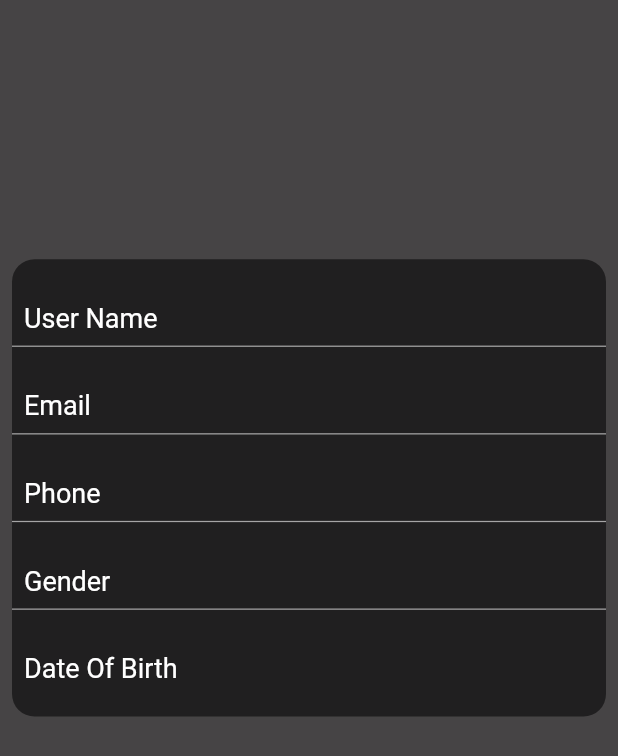
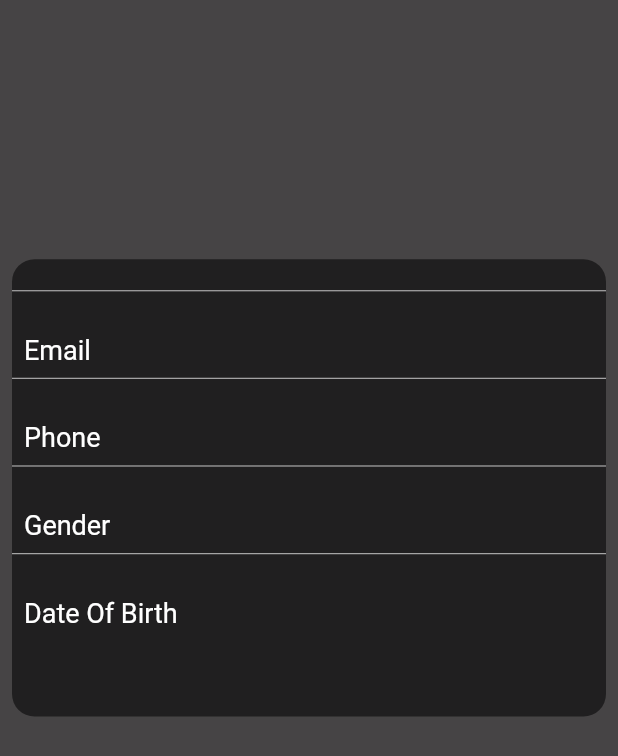
Before and after one commit to fenil07/flutter, a Flutter app: the Home screen opened by its route, in the side drawer, after a tap on "Profile", on a phone screen of 412 x 824 dp. Shown: the top 756 px of the screen. Run offline on Flutter 3.47's test engine with Material 2 defaults, Android fonts, the light colour scheme and no system bars; our stand-ins replace cloud_firestore, firebase_auth, firebase_core; accounts and stored records are empty.

Commit message:
almost done

```diff
--- a/lib/home.dart
+++ b/lib/home.dart
@@ -13,9 +13,9 @@ class Home extends StatefulWidget {
 class _HomeState extends State<Home> {
   @override
   List<Map> pizza = [{'img':'assets/food/pizza/pizza.png','name':'Capricciosa Pizza','Price':140},
-    {'img':'assets/food/pizza/p2.png','name':'Margherita Pizza','Price':150},
+    {'img':'assets/food/pizza/p2.png','name':'vegetable Pizza','Price':150},
     {'img':'assets/food/pizza/p1.png','name':'Grazianos Pizza','Price':200},
-    {'img':'assets/food/pizza/p4.png','name':'loaded cheese Pizza','Price':250},
+    {'img':'assets/food/pizza/p4.png','name':'cheese loaded Pizza','Price':250},
     {'img':'assets/food/pizza/p5.png','name':'Classic Pizza','Price':200},
     {'img':'assets/food/pizza/p6.jpeg','name':'Hawaiian Pizza','Price':300},
     {'img':'assets/food/pizza/p9.png','name':'Pepperoni Pizza','Price':250},];
@@ -61,7 +61,6 @@ class _HomeState extends State<Home> {
     super.initState();
     grid = gridview(lst: pizza);
   }
-
   Widget build(BuildContext context) {
     return SafeArea(
       child: Scaffold(
--- a/lib/main.dart
+++ b/lib/main.dart
@@ -11,9 +11,8 @@ void main() async{
   await Firebase.initializeApp();
   runApp(MaterialApp(
     debugShowCheckedModeBanner: false,
-    initialRoute: 'SplashScreen',
+    initialRoute: 'login',
     routes: {
-      'SplashScreen':(context) => SplashScreen(),
      'login':(context) => Login(),
      'register':(context) => Register(),
      'home':(context) => Home(),
--- a/lib/profile.dart
+++ b/lib/profile.dart
@@ -1,10 +1,16 @@
+import 'package:cloud_firestore/cloud_firestore.dart';
+import 'package:firebase_auth/firebase_auth.dart';
 import 'package:flutter/material.dart';
+import 'package:log_demo/UserModel.dart';
 import 'package:log_demo/textStyle.dart';
 
-class profile extends StatelessWidget {
+class profile extends StatefulWidget {
   const profile({Key? key}) : super(key: key);
-
   @override
+  State<profile> createState() => _profileState();
+}
+class _profileState extends State<profile> {
+    @override
   Widget build(BuildContext context) {
     return Scaffold(
       backgroundColor: Color(0xFF464445),
@@ -25,19 +31,6 @@ class profile extends StatelessWidget {
                       child: Column(
                         children: [
                           SizedBox(height: MediaQuery.of(context).size.width * 0.05,),
-                          Row(
-                            mainAxisAlignment: MainAxisAlignment.spaceBetween,
-                            children: [
-                              Padding(
-                                padding: const EdgeInsets.all(8.0),
-                                child: Text("User Name",style: myStyle(),),
-                              ),
-                              Padding(
-                                padding: const EdgeInsets.all(8.0),
-                                child: Text("",style: myStyle(),),
-                              ),
-                            ],
-                          ),
                           Container(
                             height: MediaQuery.of(context).size.height * 0.001,
                             color: Colors.white60,
@@ -119,5 +112,6 @@ class profile extends StatelessWidget {
             ]),
       ),
     );
+
   }
 }
```
Also changed, not shown: lib/SplashScreen.dart (+9 -11 lines), lib/login.dart (+5 -17 lines), lib/register.dart (+33 -23 lines), pubspec.yaml (+11 -6 lines), assets/splash.gif (added), pubspec.lock.
